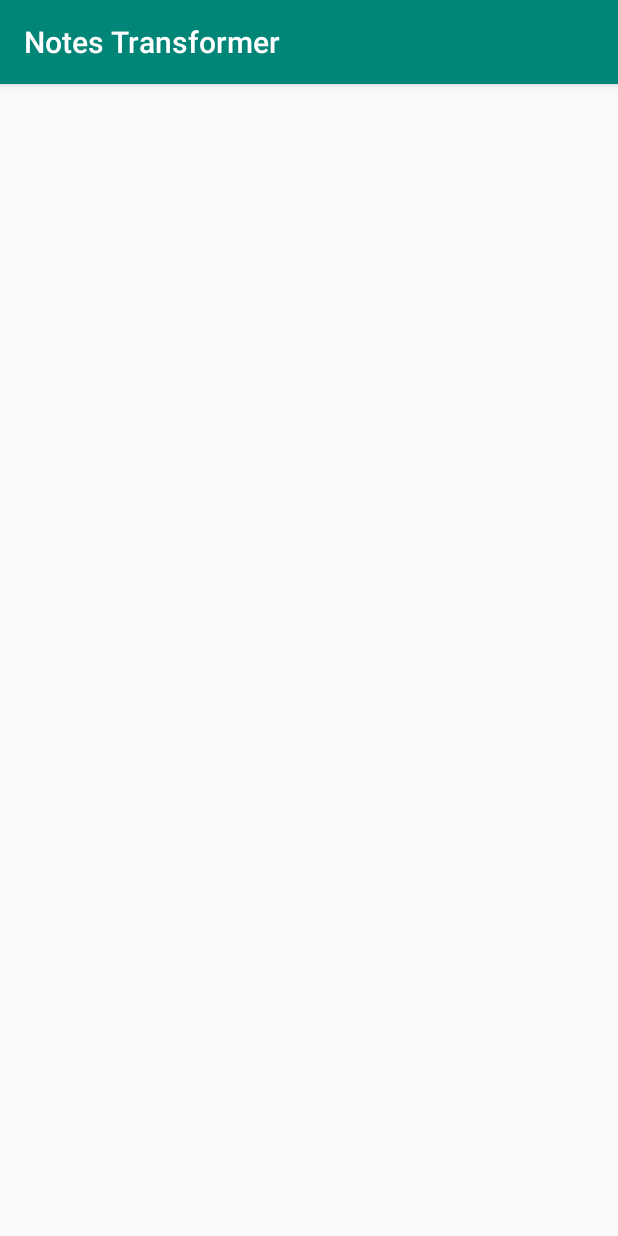
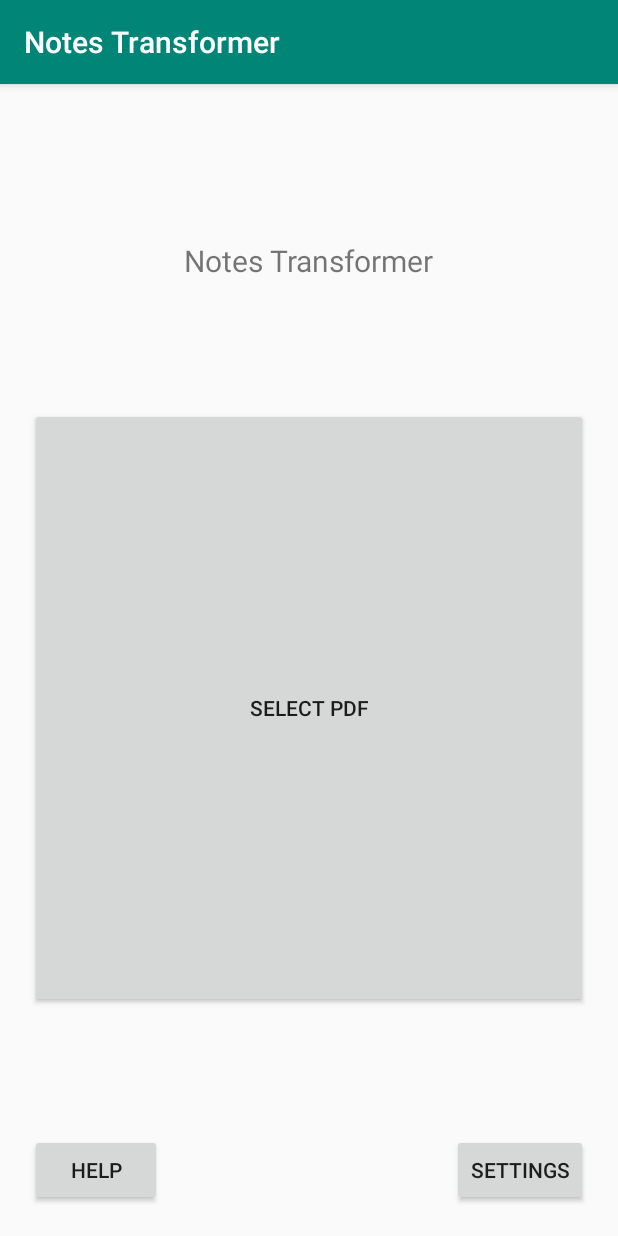
Before and after one commit to kshitij-dahal/notes-transformer, an Android app: the MainSelectPDFView screen opened directly, with no data from a screen before it, on a phone screen of 412 x 824 dp. Run offline under Robolectric (Android 15) with nearby library versions, the phone set to English and light mode, and no system bars.

Commit message:
Completed v1 design of main select pdf screen.

```diff
--- a/app/src/main/res/layout/activity_main_select_pdf.xml
+++ b/app/src/main/res/layout/activity_main_select_pdf.xml
@@ -2,8 +2,56 @@
 <androidx.constraintlayout.widget.ConstraintLayout xmlns:android="http://schemas.android.com/apk/res/android"
   xmlns:app="http://schemas.android.com/apk/res-auto"
   xmlns:tools="http://schemas.android.com/tools"
+  android:id="@+id/constraintLayout1"
   android:layout_width="match_parent"
   android:layout_height="match_parent"
+  android:orientation="vertical"
+  android:padding="20dp"
   tools:context="com.NotesTransformer.View.MainSelectPDFView">
 
+  <TextView
+    android:id="@+id/appNameTV"
+    android:layout_width="wrap_content"
+    android:layout_height="wrap_content"
+    android:text="@string/app_name"
+    android:textSize="20dp"
+    app:layout_constraintBottom_toTopOf="@+id/selectPDFBtn"
+    app:layout_constraintEnd_toEndOf="parent"
+    app:layout_constraintStart_toStartOf="parent"
+    app:layout_constraintTop_toTopOf="parent"
+    app:layout_constraintVertical_chainStyle="spread"/>
+
+  <Button
+    android:id="@+id/selectPDFBtn"
+    android:layout_width="match_parent"
+    android:layout_height="400dp"
+    android:text="@string/selectPdf"
+    app:layout_constraintBottom_toTopOf="@+id/helpBtn"
+    app:layout_constraintEnd_toEndOf="parent"
+    app:layout_constraintStart_toStartOf="parent"
+    app:layout_constraintTop_toBottomOf="@+id/appNameTV"
+    app:layout_constraintVertical_chainStyle="spread"
+    tools:layout_conversion_absoluteHeight="48dp"
+
+    tools:layout_conversion_absoluteWidth="88dp" />
+  <Button
+    android:id="@+id/helpBtn"
+    android:layout_width="wrap_content"
+    android:layout_height="wrap_content"
+    android:text="Help"
+    app:layout_constraintBottom_toBottomOf="parent"
+    app:layout_constraintEnd_toStartOf="@+id/settingsBtn"
+    app:layout_constraintHorizontal_chainStyle="spread_inside"
+    app:layout_constraintStart_toStartOf="parent"
+    app:layout_constraintVertical_chainStyle="spread"/>
+  <Button
+    android:id="@+id/settingsBtn"
+    android:layout_width="wrap_content"
+    android:layout_height="wrap_content"
+    android:text="Settings"
+    app:layout_constraintBottom_toBottomOf="parent"
+    app:layout_constraintEnd_toEndOf="parent"
+    app:layout_constraintHorizontal_chainStyle="spread_inside"
+    app:layout_constraintStart_toEndOf="@+id/helpBtn" />
+
 </androidx.constraintlayout.widget.ConstraintLayout>
--- a/app/src/main/res/values/strings.xml
+++ b/app/src/main/res/values/strings.xml
@@ -1,4 +1,5 @@
 <resources>
   <string name="app_name">Notes Transformer</string>
   <string name="action_settings">Settings</string>
+  <string name="selectPdf">Select Pdf</string>
 </resources>
```
Also changed, not shown: app/src/main/res/layout/activity_main.xml (deleted, +0 -33 lines), app/src/main/res/layout/content_main.xml (deleted, +0 -20 lines), app/src/main/res/menu/menu_main.xml (deleted, +0 -10 lines).
